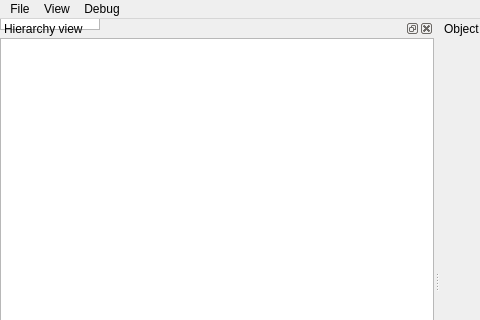
Before: the Qt Designer form src/Inspection/MainWindow.ui in Nanticock/ProbeMaestro.QtInspector, drawn with Qt 5; both pictures show x 0 to 480 and y 0 to 320 of the 874 by 565 pixel window.
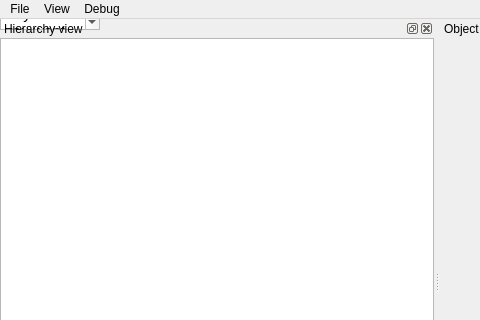
After: the same form once the commit is applied.

Commit message: PM-215 Implemented main window global Key Sequence

Patch:
```diff
--- a/src/Inspection/MainWindow.ui
+++ b/src/Inspection/MainWindow.ui
@@ -14,8 +14,15 @@
    <string>MainWindow</string>
   </property>
   <widget class="QTextEdit" name="textEdit">
-   <property name="lineWrapMode">
-    <enum>QTextEdit::WidgetWidth</enum>
+   <property name="html">
+    <string>&lt;!DOCTYPE HTML PUBLIC &quot;-//W3C//DTD HTML 4.0//EN&quot; &quot;http://www.w3.org/TR/REC-html40/strict.dtd&quot;&gt;
+&lt;html&gt;&lt;head&gt;&lt;meta name=&quot;qrichtext&quot; content=&quot;1&quot; /&gt;&lt;meta charset=&quot;utf-8&quot; /&gt;&lt;style type=&quot;text/css&quot;&gt;
+p, li { white-space: pre-wrap; }
+hr { height: 1px; border-width: 0; }
+li.unchecked::marker { content: &quot;\2610&quot;; }
+li.checked::marker { content: &quot;\2612&quot;; }
+&lt;/style&gt;&lt;/head&gt;&lt;body style=&quot; font-family:'Segoe UI'; font-size:9pt; font-weight:400; font-style:normal;&quot;&gt;
+&lt;p style=&quot; margin-top:0px; margin-bottom:0px; margin-left:0px; margin-right:0px; -qt-block-indent:0; text-indent:0px;&quot;&gt;&lt;span style=&quot; font-size:11pt;&quot;&gt;Anytime you want to display this window, Press &lt;/span&gt;&lt;span style=&quot; font-size:11pt; font-weight:700;&quot;&gt;Ctrl+Alt+Q&lt;/span&gt;&lt;/p&gt;&lt;/body&gt;&lt;/html&gt;</string>
    </property>
   </widget>
   <widget class="QMenuBar" name="menubar">
```
Left out of the diff: 4 changed lines with no effect on the pictures. The commit also changes 8 other files.
